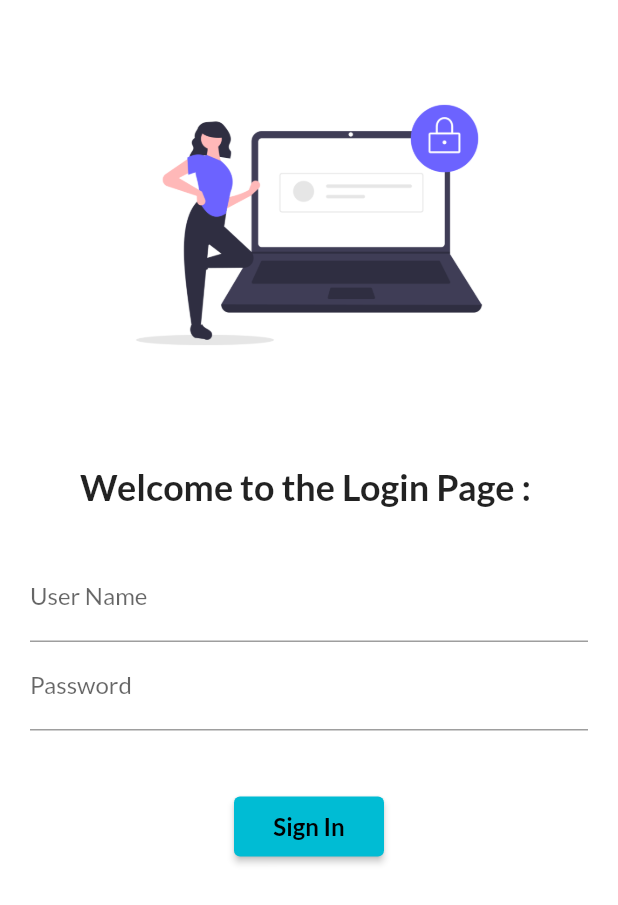
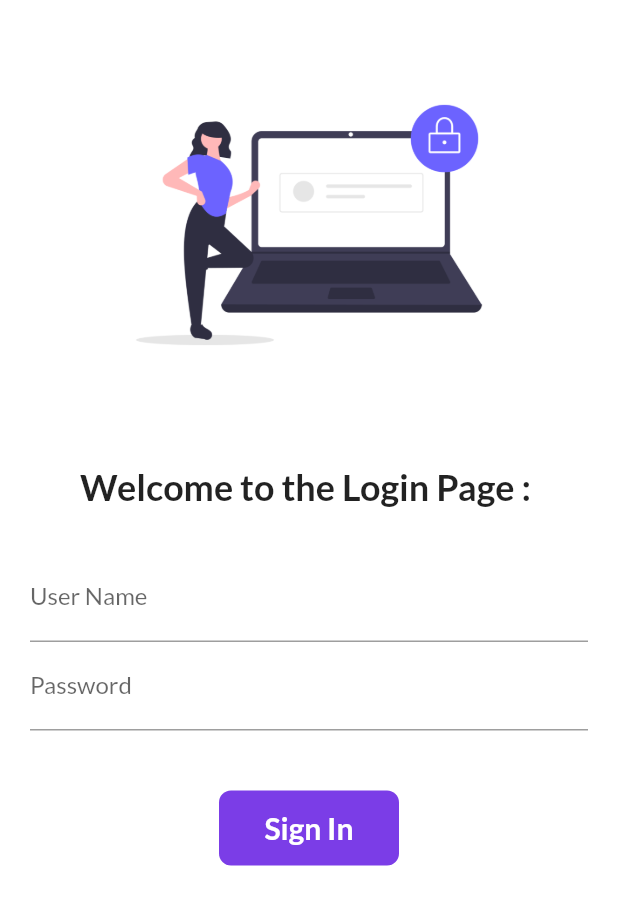
Before and after one commit to theroyaritra/LearningFlutterDevelopment, a Flutter app: the screen it shows after launch, on a phone screen of 412 x 824 dp. Shown: the top 905 px of the screen. Run offline on Flutter 3.47's test engine with Material 2 defaults, Android fonts, the phone set to English and light mode, and no system bars; our stand-ins replace google_fonts; missing offline and left inert: dart:ffi.

Commit message:
Session 4 Completed

```diff
--- a/first_catalog_application/lib/pages/HomePage.dart
+++ b/first_catalog_application/lib/pages/HomePage.dart
@@ -6,7 +6,7 @@ class HomePage extends StatelessWidget {
   @override
   Widget build(BuildContext context) {
     final int days = 30;
-    final String name = "Name : Aritra Roy, Email : roy20042000@gmail.com";
+    final String name = " Mr. Aritra Roy";
     return Scaffold(
       appBar: AppBar(
         title: const Text("Catalog Application")
--- a/first_catalog_application/lib/pages/LoginPage.dart
+++ b/first_catalog_application/lib/pages/LoginPage.dart
@@ -13,6 +13,21 @@ class LoginPage extends StatefulWidget {
 class _LoginPageState extends State<LoginPage> {
   @override
   String name="";
+  bool ChangeButton=false;
+  final _formKey=GlobalKey<FormState>();
+
+  moveToHome(BuildContext context) async{
+    if (_formKey.currentState!.validate()){
+    setState (() {
+      ChangeButton=true;
+      });
+      await Future.delayed(Duration(seconds: 1));
+      await Navigator.pushNamed(context,MyRoutes.homeRoute);
+      setState(() {
+      ChangeButton=false;
+    });
+  }
+}
   Widget build(BuildContext context) {
     return Material(
       /*child:Center(
@@ -22,6 +37,8 @@ class _LoginPageState extends State<LoginPage> {
       ),*/
       color: Colors.white,
       child: SingleChildScrollView(
+        child: Form(
+          key:_formKey,
           child: Column(children: [
             Image.asset("assets/images/login_image.png",
                 height: 300, width: 300, fit: BoxFit.contain),
@@ -40,6 +57,12 @@ class _LoginPageState extends State<LoginPage> {
                       decoration: const InputDecoration(
                           labelText: "User Name",
                           hintText: "Enter your username"),
+                      validator: (value){
+                        if(value!.isEmpty){
+                          return "Username cannot be empty";
+                        }
+                        return null;
+                      },
                       onChanged: (value){
                         name=value;
                       setState(() {
@@ -51,21 +74,61 @@ class _LoginPageState extends State<LoginPage> {
                       obscureText: true,
                       decoration: const InputDecoration(
                           labelText: "Password",
-                        hintText: "Enter your password")),
+                          hintText: "Enter your password"),
+                      validator: (value){
+                        if(value!.isEmpty){
+                          return "Password cannot be empty";
+                        }
+                        else if(value.length<=5){
+                          return "Wrong Password! Password length should be at least 6.";
+                        }
+                        return null;
+                      },
+                          ),
                   SizedBox(height: 40),
-                ElevatedButton(
+                  Material(
+                    color:Color.fromARGB(255, 123, 61, 231),
+                    borderRadius: BorderRadius.circular(ChangeButton ? 30:8),
+                    child: InkWell(
+                      splashColor: Colors.orange,
+                      onTap: () => moveToHome(context), //async{ // For using await keyword, async keyword is necessary here
+                        /*setState(() {
+                          ChangeButton=true;
+                        });
+                        await Future.delayed(Duration(seconds: 1));
+                        await Navigator.pushNamed(context,MyRoutes.homeRoute);
+                        setState(() {
+                          ChangeButton=false;
+                        });*/
+                      //},
+                      child: AnimatedContainer(
+                        duration:const Duration(seconds: 1),
+                        width: ChangeButton ? 60 : 120, height:50, //color:Color.fromARGB(255, 123, 61, 231),
+                        alignment: Alignment.center,
+                        child: ChangeButton ? Icon(Icons.done,color:Colors.white):  Text("Sign In",
+                        style:TextStyle(fontWeight: FontWeight.bold, color:Colors.white, fontSize: 20,)
+                        ),
+                        /*decoration: const BoxDecoration(
+                          color:Color.fromARGB(255, 123, 61, 231),
+                          borderRadius: BorderRadius.circular(ChangeButton ? 30:8),
+                        ),*/
+                      ),
+                    ),
+                  )
+                  /*ElevatedButton(
                     style: TextButton.styleFrom(minimumSize: Size(100,40)),
                     child: const Text("Sign In", style:TextStyle(fontSize:16, fontWeight: FontWeight.bold)),
                     onPressed: () {
                       print("Welcome to the Catalog App by Aritra Roy");
                       Navigator.pushNamed(context,MyRoutes.homeRoute);
                     },
-                )
+                  )*/
                 ],
               ),
             ),
           ]),
         ),
+      ),
     );
   }
 }
```
Lines whose indentation alone changed are shown as unchanged.
